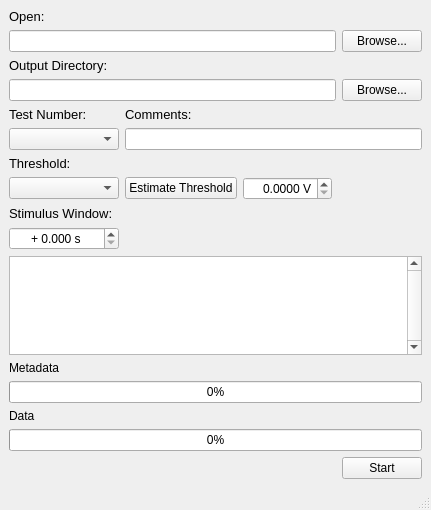
Above: main.ui from portfors-lab/Sparkle-Neuroscience-Converter before the change. Below: the same form after it.
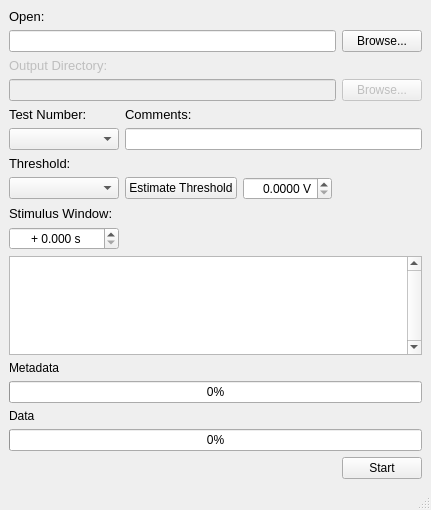
That is the form after the change. Icons and pictures are not drawn.

Commit message: Change datafile from absolute path to just the filename Added si_units and si_prefix to metadata

Diff of the .ui file:
```diff
--- a/main.ui
+++ b/main.ui
@@ -80,6 +80,9 @@
       </item>
       <item row="3" column="0">
        <widget class="QLabel" name="label_2">
+        <property name="enabled">
+         <bool>false</bool>
+        </property>
         <property name="font">
          <font>
           <pointsize>10</pointsize>
@@ -104,7 +107,11 @@
        </widget>
       </item>
       <item row="6" column="0" colspan="2">
-       <widget class="QLineEdit" name="lineEdit_output_directory"/>
+       <widget class="QLineEdit" name="lineEdit_output_directory">
+        <property name="enabled">
+         <bool>false</bool>
+        </property>
+       </widget>
       </item>
       <item row="16" column="0">
        <widget class="QLabel" name="label_4">
@@ -234,6 +241,9 @@
       </item>
       <item row="6" column="2">
        <widget class="QPushButton" name="pushButton_browse_save">
+        <property name="enabled">
+         <bool>false</bool>
+        </property>
         <property name="text">
          <string>Browse...</string>
         </property>
```
The commit also changes 2 other files.
